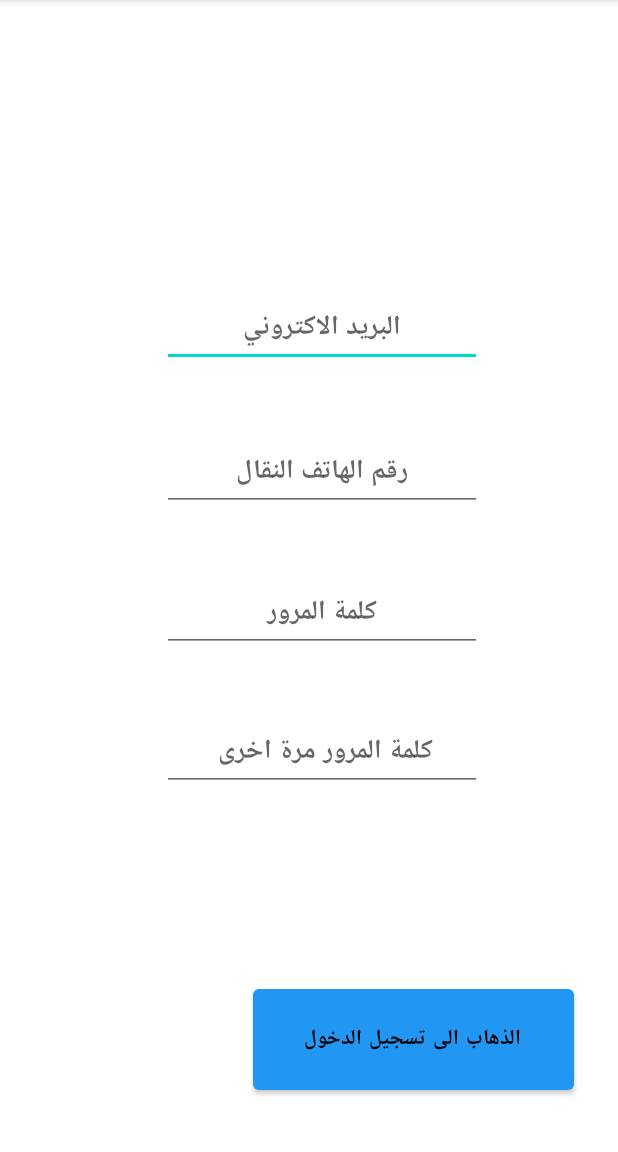
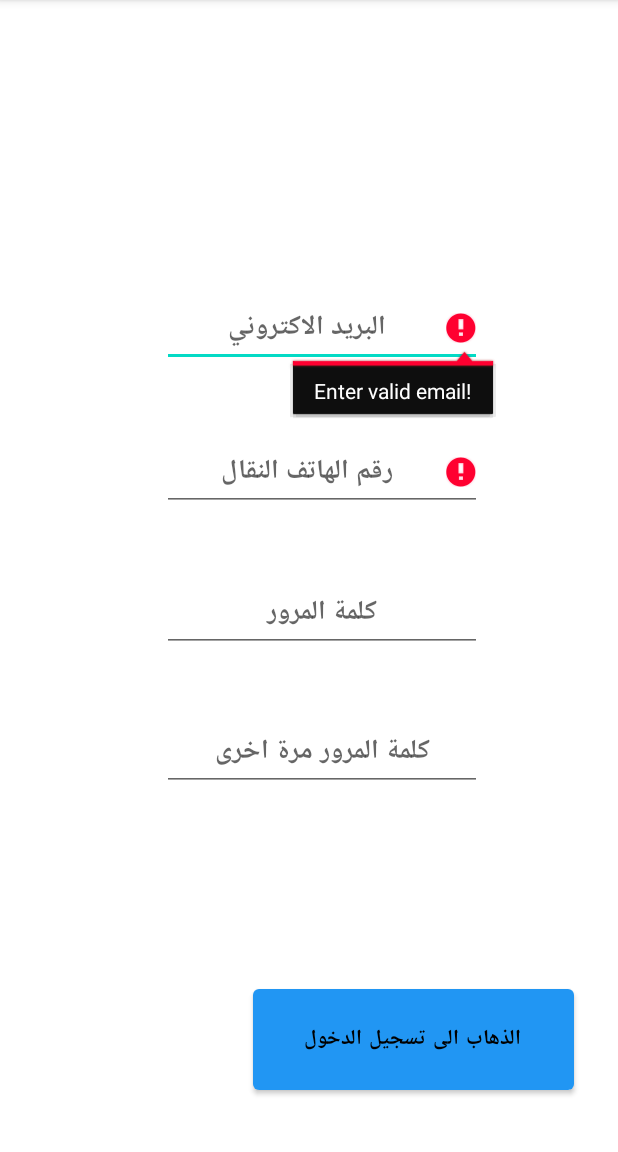
Before and after one commit to damouni/TherapyApp, an Android app: the RegisterActivity screen opened directly, with no data from a screen before it, after a tap on "الذهاب الى تسجيل الدخول", on a phone screen of 412 x 824 dp, the part 84-1236 px from its top. Run offline under Robolectric (Android 15) with nearby library versions, the phone set to English and light mode, and no system bars.

Commit message:
no message

```diff
--- a/app/build.gradle
+++ b/app/build.gradle
@@ -33,6 +33,7 @@ dependencies {
     implementation 'androidx.appcompat:appcompat:1.2.0'
     implementation 'com.google.android.material:material:1.3.0'
     implementation 'androidx.constraintlayout:constraintlayout:2.0.4'
+    implementation 'org.jetbrains:annotations:15.0'
     testImplementation 'junit:junit:4.+'
     androidTestImplementation 'androidx.test.ext:junit:1.1.2'
     androidTestImplementation 'androidx.test.espresso:espresso-core:3.3.0'
--- a/app/src/main/AndroidManifest.xml
+++ b/app/src/main/AndroidManifest.xml
@@ -14,14 +14,12 @@
         <activity android:name=".MainActivity">
             <intent-filter>
                 <action android:name="android.intent.action.MAIN" />
-
                 <category android:name="android.intent.category.LAUNCHER" />
             </intent-filter>
         </activity>
-        <activity android:name=".SignInActivity">
+        <activity android:name=".LoginActivity">
             <intent-filter>
                 <action android:name="android.intent.action.MAIN" />
-
                 <category android:name="android.intent.category.LAUNCHER" />
             </intent-filter>
         </activity>
--- a/app/src/main/java/com/example/myproject/DatabaseHelper.java
+++ b/app/src/main/java/com/example/myproject/DatabaseHelper.java
@@ -39,7 +39,7 @@ return true;
 
     }
 
-    public boolean getpass(String pass) {
+    public boolean getPass(String pass) {
         SQLiteDatabase sqLiteDatabase = this.getWritableDatabase();
         ContentValues contentValues = new ContentValues();
         contentValues.put("txt", pass);
--- a/app/src/main/java/com/example/myproject/MainActivity.java
+++ b/app/src/main/java/com/example/myproject/MainActivity.java
@@ -14,12 +14,12 @@ public class MainActivity extends AppCompatActivity {
         setContentView(R.layout.activity_main);
     }
 
-    public void getSignInForm(View view) {
-        Intent intent=new Intent(this,SignInActivity.class);
+    public void login(View view) {
+        Intent intent=new Intent(this,LoginActivity.class);
         startActivity(intent);
     }
 
-    public void getRegistrationForm(View view) {
+    public void register(View view) {
         Intent intent=new Intent(this,RegisterActivity.class);
         startActivity(intent);
     }
--- a/app/src/main/java/com/example/myproject/RegisterActivity.java
+++ b/app/src/main/java/com/example/myproject/RegisterActivity.java
@@ -1,11 +1,9 @@
 package com.example.myproject;
 
 import androidx.appcompat.app.AppCompatActivity;
-
-import android.content.Context;
-import android.content.Intent;
 import android.os.Bundle;
-import android.view.View;
+import android.text.TextUtils;
+import android.util.Patterns;
 import android.widget.Button;
 import android.widget.EditText;
 import android.widget.Toast;
@@ -19,7 +17,7 @@ public class RegisterActivity extends AppCompatActivity {
     EditText pass;
     //Second User Password
     EditText pass2;
-    // register button
+    //register button
     Button register;
     DatabaseHelper databaseHelper;
 
@@ -27,69 +25,68 @@ public class RegisterActivity extends AppCompatActivity {
     protected void onCreate(Bundle savedInstanceState) {
         super.onCreate(savedInstanceState);
         setContentView(R.layout.activity_register);
+
         email = findViewById(R.id.edtEmail);
         phone = findViewById(R.id.editTextPhone);
         pass = findViewById(R.id.edtpassword);
         pass2 = findViewById(R.id.edtpassword2);
         register = findViewById(R.id.Signupbtn);
-        databaseHelper = new DatabaseHelper(RegisterActivity.this);
+        register.setOnClickListener(v -> checkDataEntered());
+        //databaseHelper = new DatabaseHelper(RegisterActivity.this);
     }
 
+    boolean isPhone(EditText text){
+        CharSequence phone = text.getText().toString();
+        return(!TextUtils.isEmpty(phone) && Patterns.PHONE.matcher(phone).matches());
+    }
 
-    public void ff(View view) {
-        boolean flag = true;
-        String pss = pass.getText().toString();
-        String text = email.getText().toString();
-        String a = phone.getText().toString();
-        String pss2 = pass2.getText().toString();
-        if (text.isEmpty()) {
-            Toast.makeText(this, "اكتب البريد الاكتروني", Toast.LENGTH_SHORT).show();
-            flag = false;
+    boolean isEmail(EditText text){
+        CharSequence email = text.getText().toString();
+        return(!TextUtils.isEmpty(email) && Patterns.EMAIL_ADDRESS.matcher(email).matches());
+    }
+
+    boolean isEmpty(EditText text){
+        CharSequence str = text.getText().toString();
+        return TextUtils.isEmpty(str);
+    }
+
+    boolean isValidPassword(EditText text1, EditText text2){
+         String str1 = text1.getText().toString();
+        String str2 = text1.getText().toString();
+        return str1.equals(str2);
+    }
+
+    void checkDataEntered(){
+        if(isPhone(phone) == false){
+            phone.setError("Enter valid Phone number!");
+
         }
-        if (!pss2.isEmpty() && !a.isEmpty() && !pss.isEmpty() && !text.isEmpty()) {
-            if (databaseHelper.addText(text)) {
-                email.setText("");
-                flag = true;
-            }
+        if (isEmpty(phone)){
+            Toast t = Toast.makeText(this, "رجاءا اكتب رقم هاتفك النقال", Toast.LENGTH_SHORT);
+            t.show();
         }
 
-        if (a.isEmpty()) {
-            Toast.makeText(this, "رجاءا اكتب رقم هاتفك النقال", Toast.LENGTH_SHORT).show();
-            flag = false;
-        }
-        if (!pss2.isEmpty() && !a.isEmpty() && !pss.isEmpty() && !text.isEmpty()) {
-            if (databaseHelper.addText(a)) {
-                phone.setText("");
-                flag = true;
-
-            }
+        if(isEmpty(pass)){
+            Toast t = Toast.makeText(this, "اكتب كلمة المرور من فضلك", Toast.LENGTH_SHORT);
+            t.show();
         }
 
-        if (pss.isEmpty()) {
-            Toast.makeText(this, "اكتب كلمة المرور من فضلك", Toast.LENGTH_SHORT).show();
-            flag = false;
-        }
-        if (!pss2.isEmpty() && !a.isEmpty() && !pss.isEmpty() && !text.isEmpty()) {
-            if (databaseHelper.addText(pss)) {
-                pass.setText("");
-                flag = true;
-            }
+        if (isEmpty(pass2)) {
+            Toast t = Toast.makeText(this, "اكتب كلمة المرور مرة اخرى بشكل صحيح", Toast.LENGTH_SHORT);
+            t.show();
         }
 
-        if (pss2.isEmpty()) {
-            Toast.makeText(this, "اكتب كلمة المرور مرة اخرى بشكل صحيح", Toast.LENGTH_SHORT).show();
-            flag = false;
+        if(isValidPassword(pass,pass2) == false){
+            pass2.setError("Error Password not match, please try again ...");
         }
-        if (!pss2.isEmpty() && !a.isEmpty() && !pss.isEmpty() && !text.isEmpty()) {
-            if (databaseHelper.addText(pss2)) {
-                pass2.setText("");}
-            Intent intent = new Intent(this, SignInActivity.class);
-            if (flag == true) {
-                        Toast.makeText(this, "تم التسجيل  بنجاح", Toast.LENGTH_SHORT).show();
-                        startActivity(intent);}
-            }
-            if (flag == false) {
-                Toast.makeText(this, "أكمل الناقص بشكل صحيح من فضلك", Toast.LENGTH_SHORT).show();
-            }
+
+
+        if(isEmpty(email)){
+            Toast t = Toast.makeText(this, "اكتب البريد الاكتروني", Toast.LENGTH_SHORT);
+            t.show();
+        }
+        if (isEmail(email) == false) {
+            email.setError("Enter valid email!");
         }
     }
+}
--- a/app/src/main/res/layout/activity_login.xml
+++ b/app/src/main/res/layout/activity_login.xml
@@ -10,7 +10,7 @@
 
 
     <Button
-        android:id="@+id/signin2"
+        android:id="@+id/btnLogin"
         android:layout_width="187dp"
         android:layout_height="48dp"
         android:backgroundTint="@color/black"
@@ -28,7 +28,7 @@
         tools:ignore="OnClick" />
 
     <EditText
-        android:id="@+id/editTextSIGNinEmailAddress"
+        android:id="@+id/username"
         android:layout_width="300dp"
         android:layout_height="50dp"
         android:ems="10"
@@ -46,7 +46,7 @@
         app:layout_constraintVertical_bias="0.359" />
 
     <EditText
-        android:id="@+id/editTextTextPassword"
+        android:id="@+id/password"
         android:layout_width="300dp"
         android:layout_height="50dp"
         android:ems="10"
--- a/app/src/main/res/layout/activity_register.xml
+++ b/app/src/main/res/layout/activity_register.xml
@@ -15,7 +15,7 @@
         android:layout_marginTop="36dp"
         android:ems="10"
         android:gravity="center"
-        android:hint="البريد الاكتروني"
+        android:hint="@string/email"
         android:inputType="textEmailAddress"
         app:layout_constraintBottom_toBottomOf="parent"
         app:layout_constraintEnd_toEndOf="parent"
@@ -25,7 +25,7 @@
         app:layout_constraintVertical_bias="0.231"
         tools:textColorHint="@color/black"
         android:textStyle="bold"
-        />
+        android:autofillHints="" />
 
 
     <EditText
@@ -34,7 +34,7 @@
         android:layout_height="wrap_content"
         android:layout_marginTop="36dp"
         android:ems="10"
-        android:hint="رقم الهاتف النقال"
+        android:hint="@string/phone_number"
         android:gravity="center"
         android:inputType="phone"
         app:layout_constraintBottom_toBottomOf="parent"
@@ -45,7 +45,7 @@
         app:layout_constraintVertical_bias="0.372"
         tools:textColorHint="@color/black"
         android:textStyle="bold"
-        />
+        android:autofillHints="" />
 
     <EditText
         android:id="@+id/edtpassword"
@@ -54,7 +54,7 @@
         android:layout_marginTop="36dp"
         android:ems="10"
         android:gravity="center"
-        android:hint="كلمة المرور"
+        android:hint="@string/first_password"
         android:inputType="textPassword"
         app:layout_constraintBottom_toBottomOf="parent"
         app:layout_constraintEnd_toEndOf="parent"
@@ -64,14 +64,14 @@
         app:layout_constraintVertical_bias="0.51"
         tools:textColorHint="@color/black"
         android:textStyle="bold"
-        />
+        android:autofillHints="" />
 
     <EditText
         android:id="@+id/edtpassword2"
         android:layout_width="wrap_content"
         android:layout_height="wrap_content"
         android:ems="10"
-        android:hint=" كلمة المرور مرة اخرى"
+        android:hint="@string/second_password"
         android:inputType="textPassword"
         android:gravity="center"
         app:layout_constraintBottom_toBottomOf="parent"
@@ -82,14 +82,13 @@
         app:layout_constraintVertical_bias="0.664"
         tools:textColorHint="@color/black"
         android:textStyle="bold"
-        />
+        android:autofillHints="" />
 
     <Button
         android:id="@+id/Signupbtn"
         android:layout_width="214dp"
         android:layout_height="79dp"
-        android:onClick="ff"
-        android:text="الذهاب الى تسجيل الدخول"
+        android:text="@string/sign_up"
         android:textColor="@color/black"
         android:textStyle="bold"
         app:backgroundTint="#2196F3"
--- a/app/src/main/res/values/strings.xml
+++ b/app/src/main/res/values/strings.xml
@@ -3,5 +3,12 @@
     <string name="app_welcome_txt">اهلا وسهلا بك في تطبيقك للعلاج</string>
     <string name="sign_in">تسجيل الدخول</string>
     <string name="register">انشاء حساب جديد</string>
+    <string name="email">البريد الاكتروني</string>
+    <string name="phone_number">رقم الهاتف النقال</string>
+    <string name="first_password">كلمة المرور</string>
+    <string name="second_password">كلمة المرور مرة اخرى</string>
+    <string name="sign_up">الذهاب الى تسجيل الدخول</string>
+    <string name="login">تسجيل الدخول</string>
+    <string name="password">كلمة المرور</string>
     getString(R.string.preference_file_key)
 </resources>
```
Also changed, not shown: app/src/main/java/com/example/myproject/LoginActivity.java (+16 -13 lines), app/src/main/res/layout-v21/activity_login.xml (+6 -2 lines), app/src/main/res/layout/activity_main.xml (+4 -4 lines).
